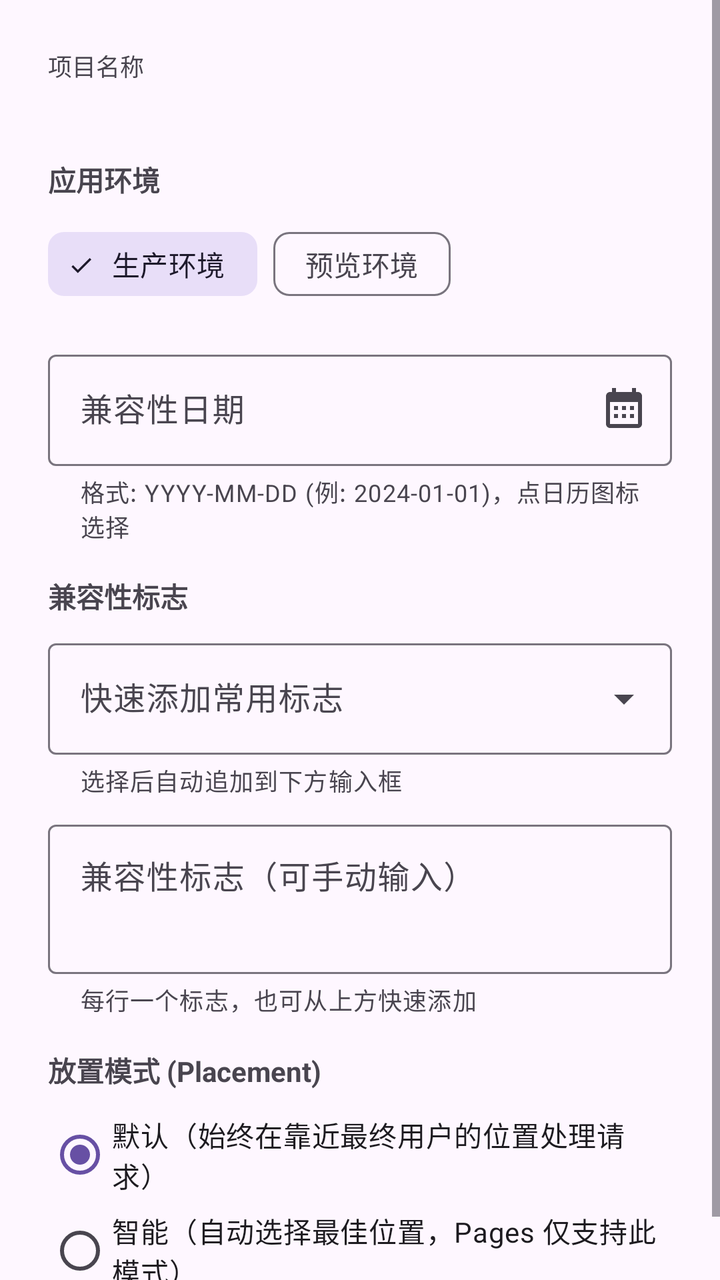
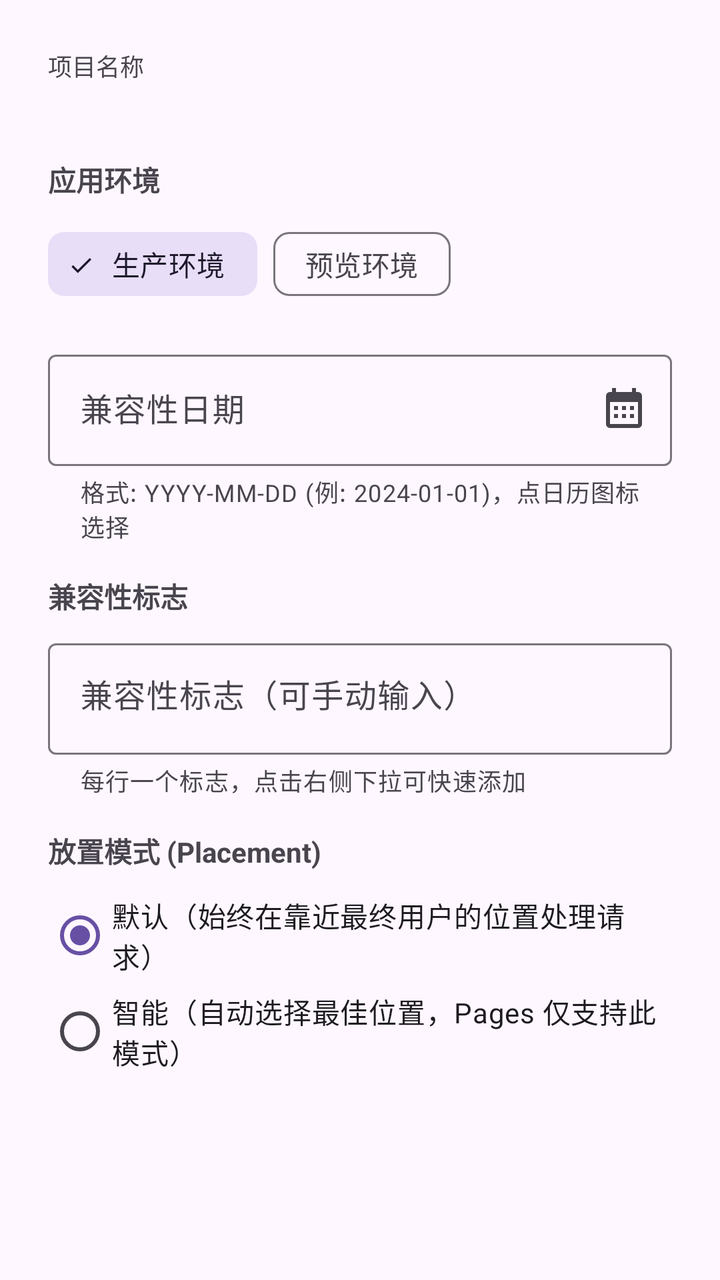

Screens rendered from an Android XML layout before and after an edit, with the pre-edit source and the edit as a unified diff.
<!-- AndroidManifest.xml: application theme AppTheme -->
<!-- res/layout/dialog_pages_runtime_settings.xml -->
<?xml version="1.0" encoding="utf-8"?>
<ScrollView xmlns:android="http://schemas.android.com/apk/res/android"
    xmlns:app="http://schemas.android.com/apk/res-auto"
    android:layout_width="match_parent"
    android:layout_height="wrap_content">

    <LinearLayout
        android:layout_width="match_parent"
        android:layout_height="wrap_content"
        android:orientation="vertical"
        android:padding="24dp">

        <TextView
            android:layout_width="wrap_content"
            android:layout_height="wrap_content"
            android:text="@string/xml_dialog_pages_runtime_settings"
            android:textSize="12sp"
            android:textColor="?android:textColorSecondary" />

        <TextView
            android:id="@+id/projectNameText"
            android:layout_width="wrap_content"
            android:layout_height="wrap_content"
            android:textSize="16sp"
            android:textStyle="bold"
            android:layout_marginBottom="16dp" />

        
        <TextView
            android:layout_width="wrap_content"
            android:layout_height="wrap_content"
            android:text="@string/xml_dialog_pages_runtime_settings_2"
            android:textSize="14sp"
            android:textStyle="bold"
            android:layout_marginBottom="8dp" />

        <com.google.android.material.chip.ChipGroup
            android:id="@+id/environmentChipGroup"
            android:layout_width="match_parent"
            android:layout_height="wrap_content"
            android:layout_marginBottom="16dp"
            app:singleSelection="true">

            <com.google.android.material.chip.Chip
                android:id="@+id/chipProduction"
                style="@style/Widget.Material3.Chip.Filter"
                android:layout_width="wrap_content"
                android:layout_height="wrap_content"
                android:text="@string/env_production"
                android:checked="true" />

            <com.google.android.material.chip.Chip
                android:id="@+id/chipPreview"
                style="@style/Widget.Material3.Chip.Filter"
                android:layout_width="wrap_content"
                android:layout_height="wrap_content"
                android:text="@string/env_preview" />
        </com.google.android.material.chip.ChipGroup>

        
        <com.google.android.material.textfield.TextInputLayout
            android:id="@+id/dateInputLayout"
            style="@style/Widget.Material3.TextInputLayout.OutlinedBox"
            android:layout_width="match_parent"
            android:layout_height="wrap_content"
            android:hint="@string/xml_dialog_pages_runtime_settings_hint"
            app:helperText="@string/xml_dialog_pages_runtime_settings_helper"
            app:helperTextEnabled="true"
            app:endIconMode="custom"
            app:endIconDrawable="@drawable/ic_calendar">

            <com.google.android.material.textfield.TextInputEditText
                android:id="@+id/compatibilityDateInput"
                android:layout_width="match_parent"
                android:layout_height="wrap_content"
                android:inputType="date" />
        </com.google.android.material.textfield.TextInputLayout>

        
        <TextView
            android:layout_width="wrap_content"
            android:layout_height="wrap_content"
            android:text="@string/xml_dialog_pages_runtime_settings_3"
            android:textSize="14sp"
            android:textStyle="bold"
            android:layout_marginTop="16dp"
            android:layout_marginBottom="8dp" />

        <com.google.android.material.textfield.TextInputLayout
            android:id="@+id/flagSuggestionsLayout"
            style="@style/Widget.Material3.TextInputLayout.OutlinedBox.ExposedDropdownMenu"
            android:layout_width="match_parent"
            android:layout_height="wrap_content"
            android:hint="@string/xml_dialog_pages_runtime_settings_hint_2"
            app:helperText="@string/xml_dialog_pages_runtime_settings_helper_2">

            <com.google.android.material.textfield.MaterialAutoCompleteTextView
                android:id="@+id/flagSuggestionsInput"
                android:layout_width="match_parent"
                android:layout_height="wrap_content"
                android:inputType="none" />
        </com.google.android.material.textfield.TextInputLayout>

        <com.google.android.material.textfield.TextInputLayout
            style="@style/Widget.Material3.TextInputLayout.OutlinedBox"
            android:layout_width="match_parent"
            android:layout_height="wrap_content"
            android:layout_marginTop="8dp"
            android:hint="@string/xml_dialog_pages_runtime_settings_hint_3"
            app:helperText="@string/xml_dialog_pages_runtime_settings_helper_3"
            app:helperTextEnabled="true">

            <com.google.android.material.textfield.TextInputEditText
                android:id="@+id/compatibilityFlagsInput"
                android:layout_width="match_parent"
                android:layout_height="wrap_content"
                android:inputType="textMultiLine"
                android:minLines="2"
                android:gravity="top" />
        </com.google.android.material.textfield.TextInputLayout>

        
        <TextView
            android:layout_width="wrap_content"
            android:layout_height="wrap_content"
            android:text="@string/xml_dialog_pages_runtime_settings_4"
            android:textSize="14sp"
            android:textStyle="bold"
            android:layout_marginTop="16dp"
            android:layout_marginBottom="8dp" />

        <RadioGroup
            android:id="@+id/placementModeGroup"
            android:layout_width="match_parent"
            android:layout_height="wrap_content"
            android:orientation="vertical">

            <RadioButton
                android:id="@+id/placementOff"
                android:layout_width="match_parent"
                android:layout_height="wrap_content"
                android:checked="true"
                android:text="@string/xml_dialog_pages_runtime_settings_5" />

            <RadioButton
                android:id="@+id/placementSmart"
                android:layout_width="match_parent"
                android:layout_height="wrap_content"
                android:text="@string/xml_dialog_pages_runtime_settings_6" />

        </RadioGroup>

    </LinearLayout>
</ScrollView>
<!-- resources referenced by this layout -->
<resources>
  <!-- drawable ic_calendar (drawable) -->
  <vector xmlns:android="http://schemas.android.com/apk/res/android"
      android:width="24dp"
      android:height="24dp"
      android:viewportWidth="24"
      android:viewportHeight="24"
      android:tint="?attr/colorControlNormal">
    <path
        android:fillColor="@android:color/white"
        android:pathData="M19,3h-1V1h-2v2H8V1H6v2H5C3.89,3 3.01,3.9 3.01,5L3,19c0,1.1 0.89,2 2,2h14c1.1,0 2,-0.9 2,-2V5C21,3.9 20.1,3 19,3zM19,19H5V8h14V19zM9,12H7v-2h2V12zM13,12h-2v-2h2V12zM17,12h-2v-2h2V12zM9,16H7v-2h2V16zM13,16h-2v-2h2V16zM17,16h-2v-2h2V16z"/>
  </vector>
  <string name="env_preview">预览环境</string>
  <string name="env_production">生产环境</string>
  <string name="xml_dialog_pages_runtime_settings">项目名称</string>
  <string name="xml_dialog_pages_runtime_settings_2">应用环境</string>
  <string name="xml_dialog_pages_runtime_settings_3">兼容性标志</string>
  <string name="xml_dialog_pages_runtime_settings_4">放置模式 (Placement)</string>
  <string name="xml_dialog_pages_runtime_settings_5">默认（始终在靠近最终用户的位置处理请求）</string>
  <string name="xml_dialog_pages_runtime_settings_6">智能（自动选择最佳位置，Pages 仅支持此模式）</string>
  <string name="xml_dialog_pages_runtime_settings_helper">格式: YYYY-MM-DD (例: 2024-01-01)，点日历图标选择</string>
  <string name="xml_dialog_pages_runtime_settings_helper_2">选择后自动追加到下方输入框</string>
  <string name="xml_dialog_pages_runtime_settings_helper_3">每行一个标志，也可从上方快速添加</string>
  <string name="xml_dialog_pages_runtime_settings_hint">兼容性日期</string>
  <string name="xml_dialog_pages_runtime_settings_hint_2">快速添加常用标志</string>
  <string name="xml_dialog_pages_runtime_settings_hint_3">兼容性标志（可手动输入）</string>
  <style name="AppTheme" parent="Base.AppTheme" />
  <style name="Base.AppTheme" parent="Theme.Material3.DayNight.NoActionBar">
      
      
  
      
      <item name="android:textViewStyle">@style/AppTextView</item>
      <item name="android:buttonStyle">@style/AppButton</item>
      <item name="materialButtonStyle">@style/AppMaterialButton</item>
      <item name="chipStyle">@style/AppChip</item>
    </style>
  <style name="AppTextView" parent="@android:style/Widget.DeviceDefault.TextView">
      <item name="android:breakStrategy">simple</item>
      <item name="android:hyphenationFrequency">full</item>
      <item name="android:ellipsize">end</item>
      <item name="android:justificationMode">inter_word</item>
      <item name="android:textIsSelectable">false</item>
    </style>
  <style name="AppButton" parent="Widget.Material3.Button">
      <item name="android:minHeight">@dimen/app_button_min_height</item>
      <item name="android:minWidth">@dimen/app_button_min_width</item>
      <item name="android:maxLines">2</item>
      <item name="android:ellipsize">end</item>
      <item name="android:paddingStart">@dimen/app_button_padding_h</item>
      <item name="android:paddingEnd">@dimen/app_button_padding_h</item>
      <item name="android:breakStrategy">simple</item>
      <item name="android:hyphenationFrequency">full</item>
      <item name="android:textSize">@dimen/app_button_text_size</item>
    </style>
  <style name="AppChip" parent="Widget.Material3.Chip.Assist">
      <item name="android:textIsSelectable">false</item>
    </style>
  <dimen name="app_button_min_height">48dp</dimen>
  <dimen name="app_button_min_width">112dp</dimen>
  <dimen name="app_button_padding_h">10dp</dimen>
  <dimen name="app_button_text_size">13sp</dimen>
  <!-- unchanged entries left out for length: 1 -->
</resources>

<!-- the commit's change to res/layout/dialog_pages_runtime_settings.xml (unified diff, before → after) -->
@@ -87,25 +87,10 @@
             android:layout_marginBottom="8dp" />
 
         <com.google.android.material.textfield.TextInputLayout
-            android:id="@+id/flagSuggestionsLayout"
-            style="@style/Widget.Material3.TextInputLayout.OutlinedBox.ExposedDropdownMenu"
-            android:layout_width="match_parent"
-            android:layout_height="wrap_content"
-            android:hint="@string/xml_dialog_pages_runtime_settings_hint_2"
-            app:helperText="@string/xml_dialog_pages_runtime_settings_helper_2">
-
-            <com.google.android.material.textfield.MaterialAutoCompleteTextView
-                android:id="@+id/flagSuggestionsInput"
-                android:layout_width="match_parent"
-                android:layout_height="wrap_content"
-                android:inputType="none" />
-        </com.google.android.material.textfield.TextInputLayout>
-
-        <com.google.android.material.textfield.TextInputLayout
+            android:id="@+id/compatibilityFlagsTIL"
             style="@style/Widget.Material3.TextInputLayout.OutlinedBox"
             android:layout_width="match_parent"
             android:layout_height="wrap_content"
-            android:layout_marginTop="8dp"
             android:hint="@string/xml_dialog_pages_runtime_settings_hint_3"
             app:helperText="@string/xml_dialog_pages_runtime_settings_helper_3"
             app:helperTextEnabled="true">
@@ -115,8 +100,8 @@
                 android:layout_width="match_parent"
                 android:layout_height="wrap_content"
                 android:inputType="textMultiLine"
-                android:minLines="2"
-                android:gravity="top" />
+                android:minLines="1"
+                android:gravity="top|start" />
         </com.google.android.material.textfield.TextInputLayout>
 
         
<!-- resource entries referenced after the edit -->
@@ -20,10 +20,8 @@
   <string name="xml_dialog_pages_runtime_settings_5">默认（始终在靠近最终用户的位置处理请求）</string>
   <string name="xml_dialog_pages_runtime_settings_6">智能（自动选择最佳位置，Pages 仅支持此模式）</string>
   <string name="xml_dialog_pages_runtime_settings_helper">格式: YYYY-MM-DD (例: 2024-01-01)，点日历图标选择</string>
-  <string name="xml_dialog_pages_runtime_settings_helper_2">选择后自动追加到下方输入框</string>
-  <string name="xml_dialog_pages_runtime_settings_helper_3">每行一个标志，也可从上方快速添加</string>
+  <string name="xml_dialog_pages_runtime_settings_helper_3">每行一个标志，点击右侧下拉可快速添加</string>
   <string name="xml_dialog_pages_runtime_settings_hint">兼容性日期</string>
-  <string name="xml_dialog_pages_runtime_settings_hint_2">快速添加常用标志</string>
   <string name="xml_dialog_pages_runtime_settings_hint_3">兼容性标志（可手动输入）</string>
   <style name="AppTheme" parent="Base.AppTheme" />
   <style name="Base.AppTheme" parent="Theme.Material3.DayNight.NoActionBar">
